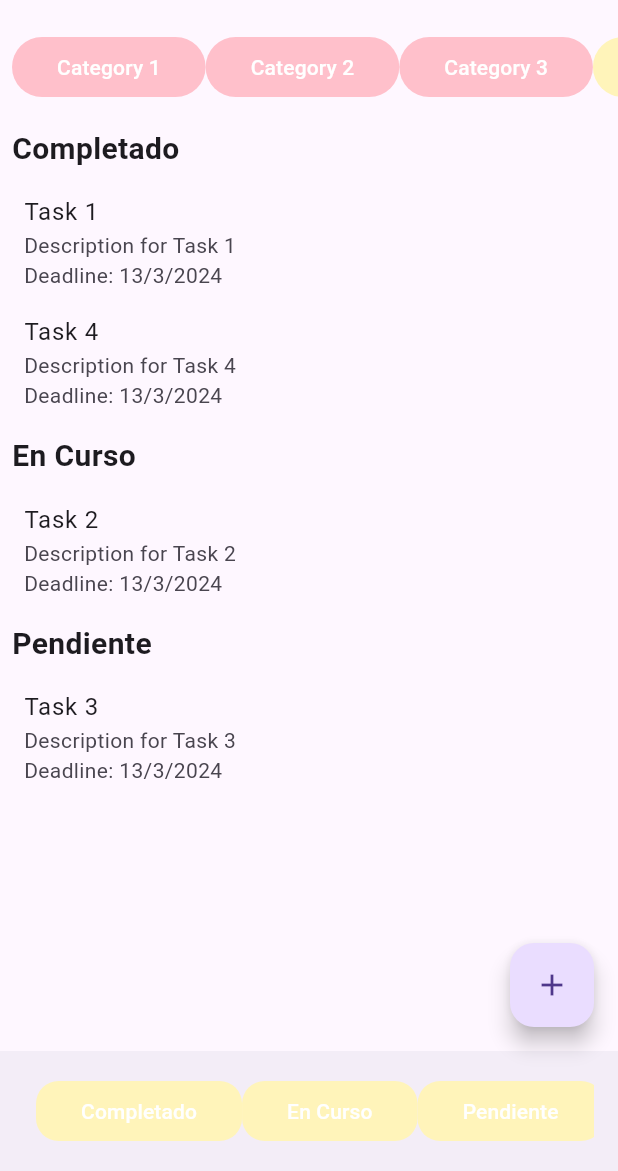
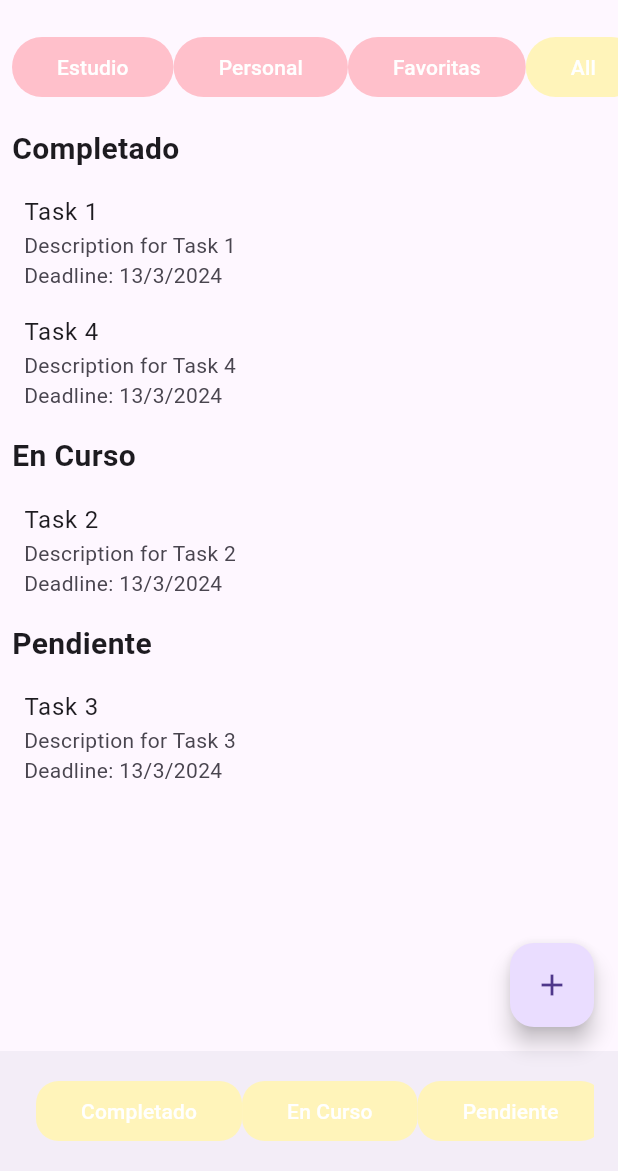
Before and after one commit to inaDAGod/TaskMasterApp, a Flutter app: the TaskListScreen screen opened directly, on a phone screen of 412 x 824 dp, the part 65-1236 px from its top. Run offline on Flutter 3.47's test engine with Material 3 defaults, Android fonts, the phone set to English and light mode, and no system bars; Roboto replaces fonts that are missing (Times New Roman).

Commit message:
Categorias actualizadas
solo tiene 3

```diff
--- a/traso/lib/ListaTarea.dart
+++ b/traso/lib/ListaTarea.dart
@@ -17,7 +17,7 @@ class _TaskListScreenState extends State<TaskListScreen> {
   List<Task> tasks = [
     Task(
       title: 'Task 1',
-      category: 'Category 1',
+      category: 'Estudio',
       deadline: DateTime.now(),
       description: 'Description for Task 1',
       remindMe: true,
@@ -25,7 +25,7 @@ class _TaskListScreenState extends State<TaskListScreen> {
     ),
     Task(
       title: 'Task 2',
-      category: 'Category 2',
+      category: 'Personal',
       deadline: DateTime.now(),
       description: 'Description for Task 2',
       remindMe: false,
@@ -33,7 +33,7 @@ class _TaskListScreenState extends State<TaskListScreen> {
     ),
     Task(
       title: 'Task 3',
-      category: 'Category 3',
+      category: 'Favoritas',
       deadline: DateTime.now(),
       description: 'Description for Task 3',
       remindMe: true,
@@ -41,7 +41,7 @@ class _TaskListScreenState extends State<TaskListScreen> {
     ),
     Task(
       title: 'Task 4',
-      category: 'Category 1',
+      category: 'Favoritas',
       deadline: DateTime.now(),
       description: 'Description for Task 4',
       remindMe: true,
@@ -120,9 +120,9 @@ class _TaskListScreenState extends State<TaskListScreen> {
         padding: const EdgeInsets.all(8.0),
         child: Row(
           children: [
-            _buildCategoryToggleButton('Category 1'),
-            _buildCategoryToggleButton('Category 2'),
-            _buildCategoryToggleButton('Category 3'),
+            _buildCategoryToggleButton('Estudio'),
+            _buildCategoryToggleButton('Personal'),
+            _buildCategoryToggleButton('Favoritas'),
             _buildCategoryToggleButton('All'),
           ],
         ),
```
